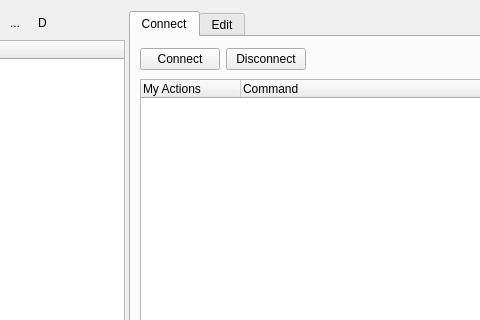
This is DoffenSSHTunnel/source/ATSkeleton.ui in NgzQ3Ee5/DoffenSSHTunnel as Qt 5 draws it before an edit; both pictures show x 142 to 622 and y 0 to 320 of the 869 by 665 pixel window. The edited form follows.
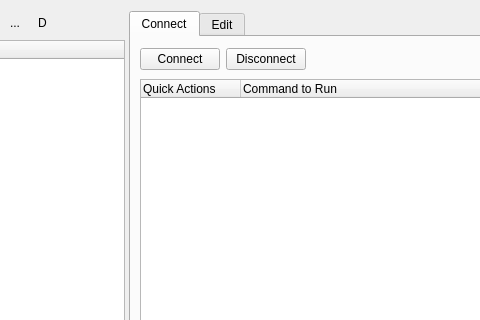
This is the edited form. The open tabs and pages were chosen to show the change. Icons and pictures are not drawn. Custom widgets are drawn as their Qt base class.

Commit message: Renamed Custom Actions header

```diff
--- a/DoffenSSHTunnel/source/ATSkeleton.ui
+++ b/DoffenSSHTunnel/source/ATSkeleton.ui
@@ -607,14 +607,23 @@
                         <property name="expandsOnDoubleClick">
                          <bool>false</bool>
                         </property>
+                        <attribute name="headerVisible">
+                         <bool>true</bool>
+                        </attribute>
                         <column>
                          <property name="text">
-                          <string>My Actions</string>
+                          <string>Quick Actions</string>
+                         </property>
+                         <property name="toolTip">
+                          <string>This action will run the specified system command.</string>
                          </property>
                         </column>
                         <column>
                          <property name="text">
-                          <string>Command</string>
+                          <string>Command to Run</string>
+                         </property>
+                         <property name="toolTip">
+                          <string>This action will run the specified system command.</string>
                          </property>
                         </column>
                        </widget>
```
Left out of the diff: 6 changed lines with no effect on the pictures.
